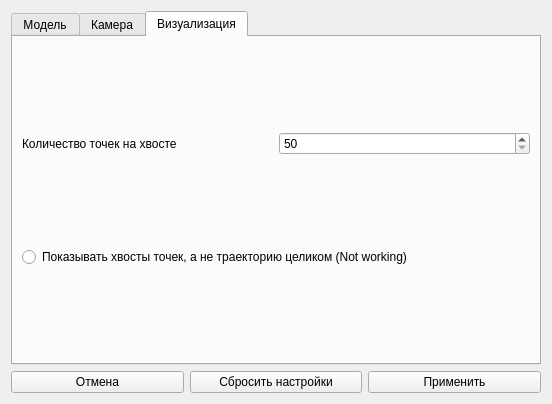
Qt form src/formPreferences.ui (chaoticsyst/dynsys) before a commit.
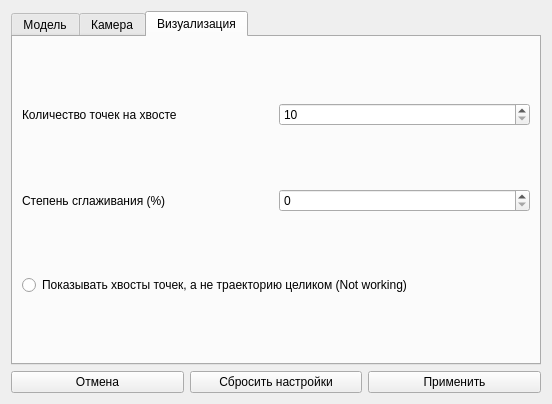
The same form after that commit. The open tabs and pages were chosen to show the change.

Commit message: Add tau and interpolation degree in preferences

The edit to the form file:
```diff
--- a/src/formPreferences.ui
+++ b/src/formPreferences.ui
@@ -230,16 +230,16 @@
          <item>
           <widget class="QSpinBox" name="tailSize">
            <property name="minimum">
-            <number>50</number>
+            <number>10</number>
            </property>
            <property name="maximum">
-            <number>500</number>
+            <number>1000</number>
            </property>
           </widget>
          </item>
         </layout>
        </item>
-       <item row="1" column="0">
+       <item row="2" column="0">
         <layout class="QVBoxLayout" name="verticalLayout">
          <item>
           <widget class="QRadioButton" name="tailsCheckBox">
@@ -250,6 +250,27 @@
          </item>
         </layout>
        </item>
+       <item row="1" column="0">
+        <layout class="QHBoxLayout" name="horizontalLayout_9">
+         <item>
+          <widget class="QLabel" name="label_8">
+           <property name="text">
+            <string>Степень сглаживания (%)</string>
+           </property>
+          </widget>
+         </item>
+         <item>
+          <widget class="QSpinBox" name="interDegree">
+           <property name="minimum">
+            <number>0</number>
+           </property>
+           <property name="maximum">
+            <number>100</number>
+           </property>
+          </widget>
+         </item>
+        </layout>
+       </item>
       </layout>
      </widget>
     </widget>
```
Left out of the diff: 96 changed lines with no effect on the pictures. The commit also changes 1 other file.
